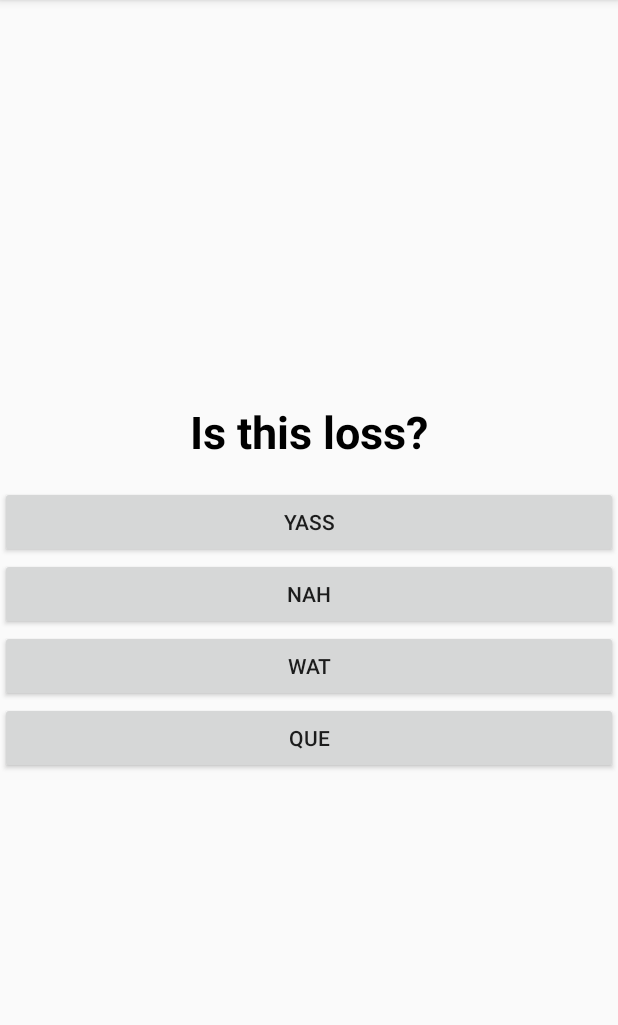
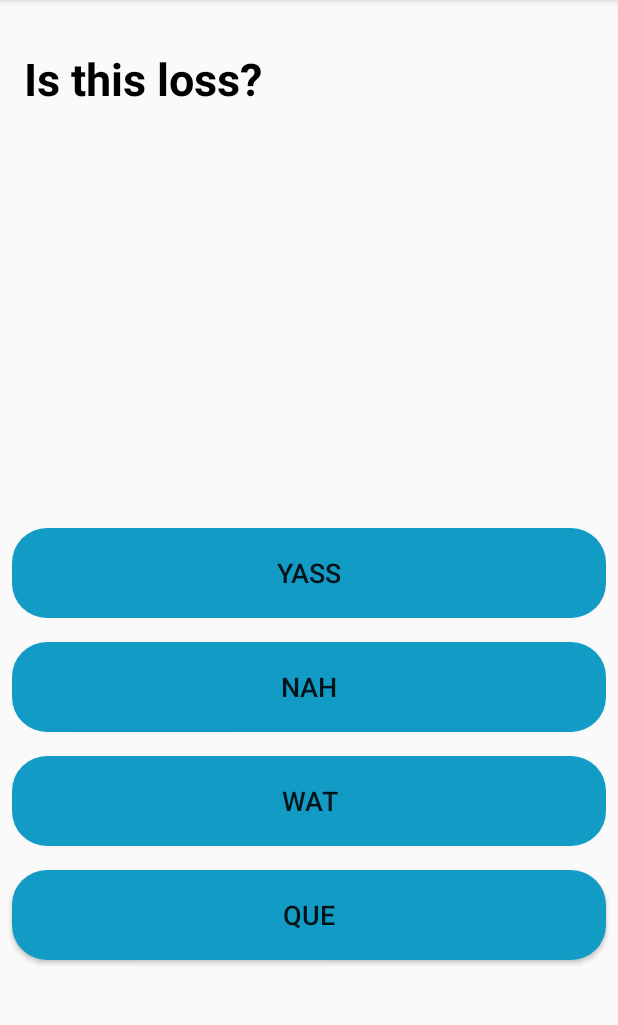
Before and after one commit to urbrob/hackathon2019, an Android app: the QuizActivity screen opened directly, with no data from a screen before it, on a phone screen of 412 x 824 dp, the part 84-1109 px from its top. Run offline under Robolectric (Android 15) with nearby library versions, the phone set to English and light mode, and no system bars.

Commit message:
zmieniony wyglad przyciskow

```diff
--- /dev/null
+++ b/student-book/StudentBookAndroid/app/src/main/res/drawable/button_background.xml
@@ -0,0 +1,19 @@
+<?xml version="1.0" encoding="utf-8"?>
+<shape xmlns:android="http://schemas.android.com/apk/res/android" android:shape="rectangle" >
+    <corners
+            android:radius="23dp"
+    />
+    <solid
+            android:color="#129BC4"
+    />
+    <padding
+            android:left="0dp"
+            android:top="0dp"
+            android:right="0dp"
+            android:bottom="0dp"
+    />
+    <size
+            android:width="270dp"
+            android:height="60dp"
+    />
+</shape>
--- a/student-book/StudentBookAndroid/app/src/main/res/layout/slide.xml
+++ b/student-book/StudentBookAndroid/app/src/main/res/layout/slide.xml
@@ -1,11 +1,51 @@
 <?xml version="1.0" encoding="utf-8"?>
 <LinearLayout
-        xmlns:android="http://schemas.android.com/apk/res/android" android:layout_width="match_parent"
+        xmlns:android="http://schemas.android.com/apk/res/android" xmlns:app="http://schemas.android.com/apk/res-auto"
+        xmlns:tools="http://schemas.android.com/tools"
+        android:layout_width="match_parent"
         android:layout_height="match_parent"
-        android:orientation="vertical"
         android:gravity="center"
-        android:id="@+id/slidelinearlayout">
+        android:id="@+id/slidelinearlayout" android:orientation="vertical">
 
+    <android.support.constraint.ConstraintLayout
+            android:layout_width="match_parent"
+            android:layout_height="match_parent">
+
+        <Button
+                android:text="Answer B"
+                android:layout_width="match_parent"
+                android:layout_height="wrap_content" android:id="@+id/answerB"
+                android:background="@drawable/button_background"
+                android:layout_marginBottom="16dp"
+                app:layout_constraintBottom_toTopOf="@+id/answerC" app:layout_constraintEnd_toEndOf="parent"
+                android:layout_marginEnd="8dp" app:layout_constraintStart_toStartOf="parent"
+                android:layout_marginStart="8dp" android:textSize="18sp"/>
+        <Button
+                android:text="Answer A"
+                android:layout_width="match_parent"
+                android:layout_height="wrap_content" android:id="@+id/answerA"
+                android:background="@drawable/button_background"
+                android:layout_marginBottom="16dp"
+                app:layout_constraintBottom_toTopOf="@+id/answerB" app:layout_constraintEnd_toEndOf="parent"
+                android:layout_marginEnd="8dp" app:layout_constraintStart_toStartOf="parent"
+                android:layout_marginStart="8dp" android:textSize="18sp"/>
+        <Button
+                android:text="Answer C"
+                android:layout_width="match_parent"
+                android:layout_height="wrap_content" android:id="@+id/answerC"
+                android:background="@drawable/button_background"
+                android:layout_marginBottom="16dp"
+                app:layout_constraintBottom_toTopOf="@+id/answerD" app:layout_constraintEnd_toEndOf="parent"
+                android:layout_marginEnd="8dp" app:layout_constraintStart_toStartOf="parent"
+                android:layout_marginStart="8dp" android:textSize="18sp"/>
+        <Button
+                android:text="Answer D"
+                android:layout_width="match_parent"
+                android:layout_height="wrap_content" android:id="@+id/answerD"
+                android:background="@drawable/button_background" app:layout_constraintBottom_toBottomOf="parent"
+                android:layout_marginBottom="128dp" app:layout_constraintEnd_toEndOf="parent"
+                android:layout_marginEnd="8dp" app:layout_constraintStart_toStartOf="parent"
+                android:layout_marginStart="8dp" android:textSize="18sp"/>
         <TextView
                 android:padding="16dp"
                 android:id="@+id/question"
@@ -14,23 +54,10 @@
                 android:text="Question Here"
                 android:textColor="#000000"
                 android:layout_width="wrap_content"
-            android:layout_height="wrap_content" />
-    <Button
-            android:text="Answer A"
-            android:layout_width="match_parent"
-            android:layout_height="wrap_content" android:id="@+id/answerA"/>
-    <Button
-            android:text="Answer B"
-            android:layout_width="match_parent"
-            android:layout_height="wrap_content" android:id="@+id/answerB"/>
-    <Button
-            android:text="Answer C"
-            android:layout_width="match_parent"
-            android:layout_height="wrap_content" android:id="@+id/answerC"/>
-    <Button
-            android:text="Answer D"
-            android:layout_width="match_parent"
-            android:layout_height="wrap_content" android:id="@+id/answerD"/>
+                android:layout_height="wrap_content"
+                tools:layout_editor_absoluteX="93dp" app:layout_constraintTop_toTopOf="parent"
+                android:layout_marginTop="16dp"/>
+    </android.support.constraint.ConstraintLayout>
 
 
 </LinearLayout>
--- a/student-book/StudentBookAndroid/app/src/main/res/values/styles.xml
+++ b/student-book/StudentBookAndroid/app/src/main/res/values/styles.xml
@@ -1,7 +1,7 @@
 <resources>
 
     <!-- Base application theme. -->
-    <style name="AppTheme" parent="Theme.AppCompat.Light.DarkActionBar">
+    <style name="AppTheme" parent="Base.Theme.AppCompat.Light.DarkActionBar">
         <!-- Customize your theme here. -->
         <item name="colorPrimary">@color/colorPrimary</item>
         <item name="colorPrimaryDark">@color/colorPrimaryDark</item>
```
Lines whose indentation alone changed are shown as unchanged.
